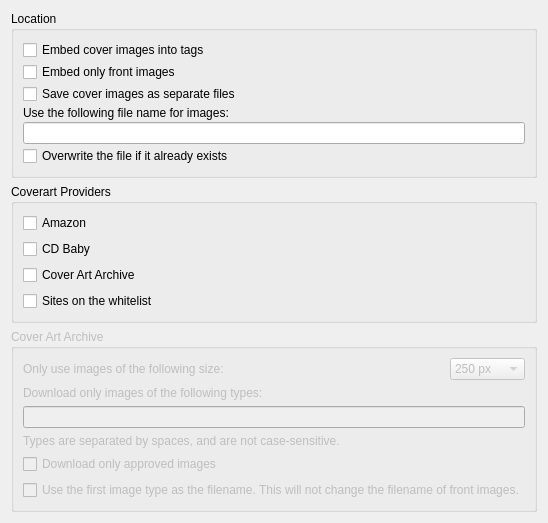
Old version of the form ui/options_cover.ui in the repository metabrainz/picard.
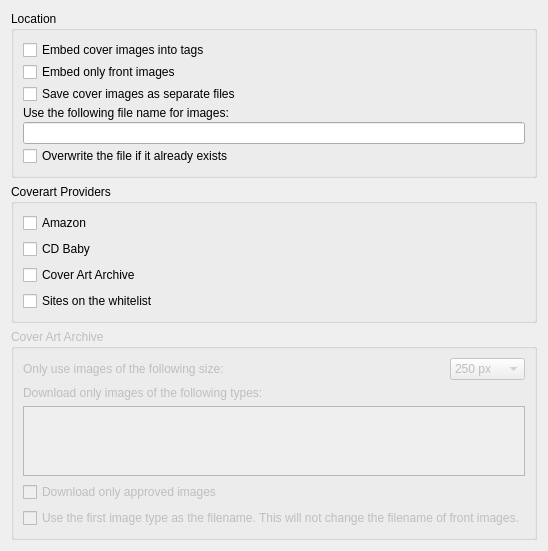
New version of the form.

Commit message:
CAA types selection: replace free text input with a list with checkboxes
Free text input was simple, but it can't be translated, and isn't very user-friendly.
This patch introduces a CAA types selector, with translatable titles and descriptions.

Upgrade is seamless since the whole list is still saved/load as a simple string using
space as separator, with english lowercased names of each type.

Define missing tabstops for Cover Art options UI
Regenerate picard/ui/ui_options_cover.py with pyuic 4.9.6

The edit to the form file:
```diff
--- a/ui/options_cover.ui
+++ b/ui/options_cover.ui
@@ -167,14 +167,41 @@
        </widget>
       </item>
       <item>
-       <widget class="QLineEdit" name="le_image_types"/>
-      </item>
-      <item>
-       <widget class="QLabel" name="caa_types_help">
-        <property name="text">
-         <string>Types are separated by spaces, and are not case-sensitive.</string>
+       <widget class="QListWidget" name="caa_types_selector_1">
+        <property name="sizePolicy">
+         <sizepolicy hsizetype="MinimumExpanding" vsizetype="Preferred">
+          <horstretch>0</horstretch>
+          <verstretch>0</verstretch>
+         </sizepolicy>
         </property>
-       </widget>
+        <property name="maximumSize">
+         <size>
+          <width>16777215</width>
+          <height>80</height>
+         </size>
+        </property>
+        <property name="horizontalScrollBarPolicy">
+         <enum>Qt::ScrollBarAsNeeded</enum>
+        </property>
+        <property name="tabKeyNavigation">
+         <bool>true</bool>
+        </property>
+        <property name="showDropIndicator" stdset="0">
+         <bool>false</bool>
+        </property>
+        <property name="alternatingRowColors">
+         <bool>true</bool>
+        </property>
+        <property name="selectionMode">
+         <enum>QAbstractItemView::NoSelection</enum>
+        </property>
+        <property name="selectionBehavior">
+         <enum>QAbstractItemView::SelectRows</enum>
+        </property>
+        <property name="verticalScrollMode">
+         <enum>QAbstractItemView::ScrollPerPixel</enum>
+        </property>
+        </widget>
       </item>
       <item>
        <widget class="QCheckBox" name="cb_approved_only">
```
Left out of the diff: 10 changed lines with no effect on the pictures. The commit also changes 3 other files.
